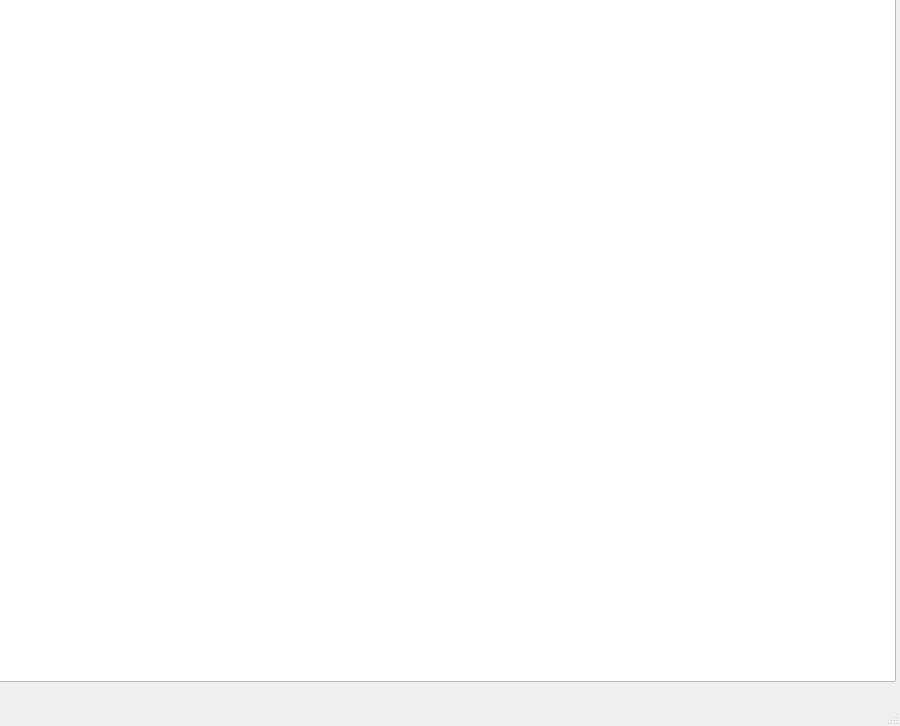
Before: the Qt Designer form demo.ui in arcreane/python-project-lilian-ethan, drawn with Qt 5.
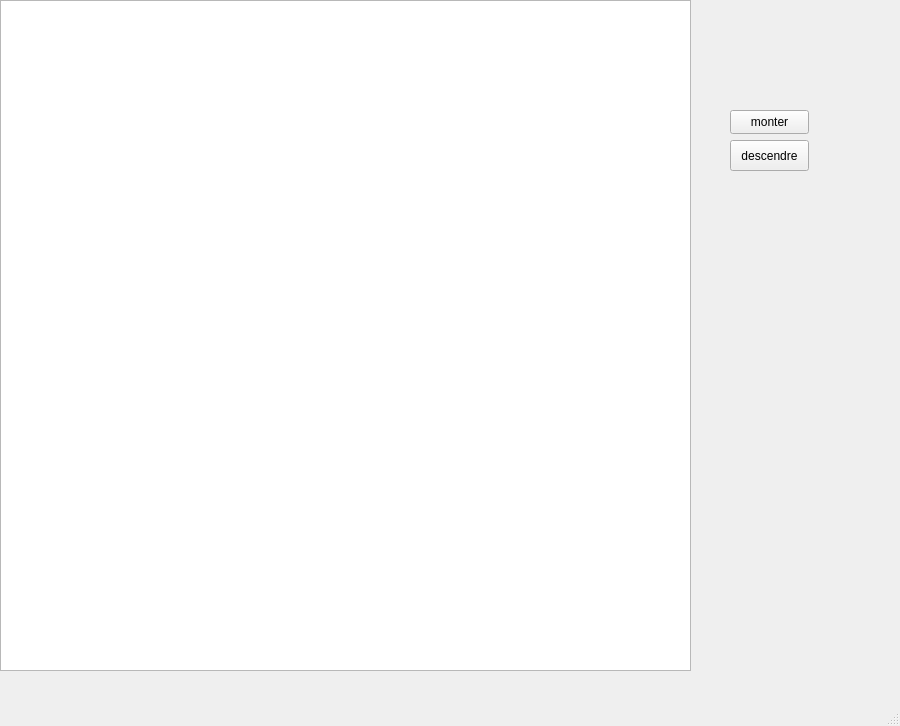
After: the same form once the commit is applied. Icons and pictures are not drawn.

```diff
--- a/demo.ui
+++ b/demo.ui
@@ -30,8 +30,8 @@
    <widget class="QLabel" name="planeLabel">
     <property name="geometry">
      <rect>
-      <x>160</x>
-      <y>20</y>
+      <x>120</x>
+      <y>10</y>
       <width>121</width>
       <height>91</height>
      </rect>
@@ -49,13 +49,60 @@
      <set>Qt::AlignmentFlag::AlignCenter</set>
     </property>
    </widget>
+   <widget class="QWidget" name="widget" native="true">
+    <property name="geometry">
+     <rect>
+      <x>710</x>
+      <y>100</y>
+      <width>158</width>
+      <height>78</height>
+     </rect>
+    </property>
+    <widget class="QPushButton" name="btnUp">
+     <property name="geometry">
+      <rect>
+       <x>20</x>
+       <y>10</y>
+       <width>79</width>
+       <height>24</height>
+      </rect>
+     </property>
+     <property name="text">
+      <string>monter</string>
+     </property>
+    </widget>
+    <widget class="QPushButton" name="btnDown">
+     <property name="geometry">
+      <rect>
+       <x>20</x>
+       <y>40</y>
+       <width>79</width>
+       <height>31</height>
+      </rect>
+     </property>
+     <property name="text">
+      <string>descendre</string>
+     </property>
+    </widget>
+   </widget>
+   <widget class="QWidget" name="horizontalLayoutWidget">
+    <property name="geometry">
+     <rect>
+      <x>690</x>
+      <y>180</y>
+      <width>160</width>
+      <height>80</height>
+     </rect>
+    </property>
+    <layout class="QHBoxLayout" name="horizontalLayout"/>
+   </widget>
    <widget class="QGraphicsView" name="radarView">
     <property name="geometry">
      <rect>
-      <x>-15</x>
-      <y>-29</y>
-      <width>911</width>
-      <height>711</height>
+      <x>0</x>
+      <y>0</y>
+      <width>691</width>
+      <height>671</height>
      </rect>
     </property>
    </widget>
```
Left out of the diff: 15 changed lines with no effect on the pictures.
